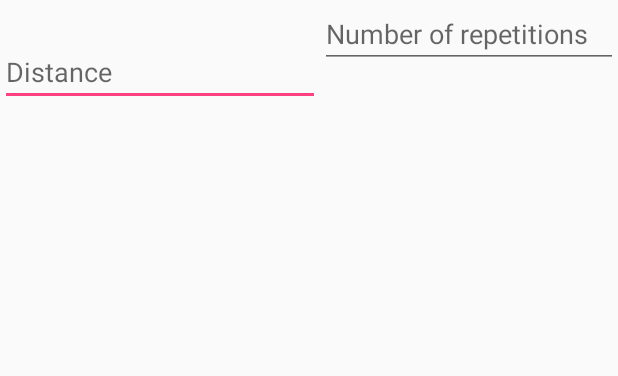
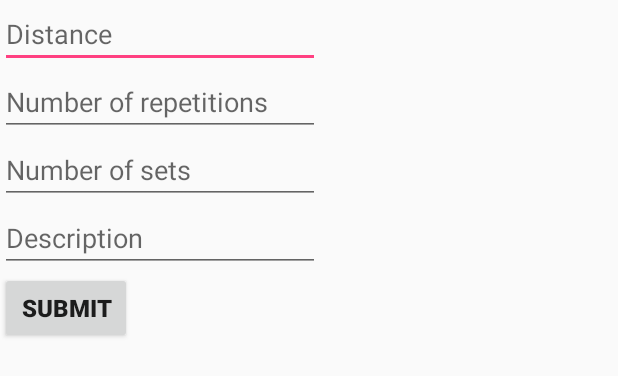
Before and after one commit to dobrowol/TrainingLog, an Android app: the layout add_exercise_layout.xml on its own in the app's theme, with its tools: preview values and no code run, on a phone screen of 412 x 824 dp. Shown: the top 376 px of the screen. Run offline under Robolectric (Android 15) with nearby library versions, the phone set to English and light mode, and no system bars.

```diff
--- a/app/src/main/java/com/dobrowol/traininglog/adding_exercise/Exercise.java
+++ b/app/src/main/java/com/dobrowol/traininglog/adding_exercise/Exercise.java
@@ -1,6 +1,8 @@
 package com.dobrowol.traininglog.adding_exercise;
 
-public class Exercise{
+import java.io.Serializable;
+
+public class Exercise implements Serializable {
 public String description;
 public ExerciseType type;
 public int totalDistance;
--- a/app/src/main/res/layout/add_exercise_layout.xml
+++ b/app/src/main/res/layout/add_exercise_layout.xml
@@ -2,14 +2,15 @@
 <LinearLayout
     xmlns:android="http://schemas.android.com/apk/res/android"
     android:layout_width="match_parent"
-    android:layout_height="match_parent">
+    android:layout_height="match_parent"
+    android:orientation="vertical">
     <EditText
         android:id="@+id/txtDistance"
         android:layout_width="wrap_content"
         android:layout_height="wrap_content"
-        android:layout_marginTop="25dp"
+
         android:ems="10"
-        android:hint="Distance"
+        android:hint="@string/distance"
         android:inputType="number"
         android:selectAllOnFocus="true" />
     <EditText
@@ -17,7 +18,7 @@
         android:layout_width="wrap_content"
         android:layout_height="wrap_content"
         android:ems="10"
-        android:hint="Number of repetitions"
+        android:hint="@string/number_of_repetitions"
         android:inputType="number" />
 
     <EditText
@@ -25,29 +26,22 @@
         android:layout_width="wrap_content"
         android:layout_height="wrap_content"
         android:ems="10"
-        android:hint="Email"
-        android:inputType="textEmailAddress" />
+        android:hint="@string/number_of_sets"
+        android:inputType="number" />
     <EditText
-        android:id="@+id/txtNumberOfSeries"
+        android:id="@+id/txtDescription"
         android:layout_width="wrap_content"
         android:layout_height="wrap_content"
-        android:layout_below="@+id/editText3"
+
         android:ems="10"
-        android:hint="Date"
-        android:inputType="date" />
-    <EditText
-        android:id="@+id/txtPhone"
-        android:layout_width="wrap_content"
-        android:layout_height="wrap_content"
-        android:ems="10"
-        android:hint="Phone Number"
-        android:inputType="phone"
-        android:textColorHint="#FE8DAB"/>
+        android:hint="@string/description"
+        android:inputType="text" />
+
     <Button
         android:id="@+id/btnSend"
         android:layout_width="wrap_content"
         android:layout_height="wrap_content"
-        android:text="submit"
+        android:text="@string/submit"
         android:textSize="16sp"
         android:textStyle="normal|bold" />
     <TextView
@@ -55,6 +49,6 @@
         android:layout_height="wrap_content"
         android:id="@+id/resultView"
         android:layout_marginTop="25dp"
-        android:textSize="15dp"/>
+        android:textSize="15sp"/>
 
 </LinearLayout>
--- a/app/src/main/res/values/strings.xml
+++ b/app/src/main/res/values/strings.xml
@@ -1,3 +1,10 @@
 <resources>
     <string name="app_name">TrainingLog</string>
+    <string name="filter_title">Training Log</string>
+    <string name="distance">Distance</string>
+    <string name="number_of_repetitions">Number of repetitions</string>
+    <string name="number_of_sets">Number of sets</string>
+    <string name="description">Description</string>
+    <string name="submit">submit</string>
+    <string name="WarningSomeEmpty">Please Fill All the Details</string>
 </resources>
```
Also changed, not shown: app/src/main/AndroidManifest.xml (+13 -3 lines), app/src/main/java/com/dobrowol/traininglog/MainActivity.java (+17 -11 lines), app/src/main/java/com/dobrowol/traininglog/MyRecyclerViewAdapter.java (+13 -24 lines), app/src/main/java/com/dobrowol/traininglog/adding_exercise/AddExercise.java (+35 -23 lines).
